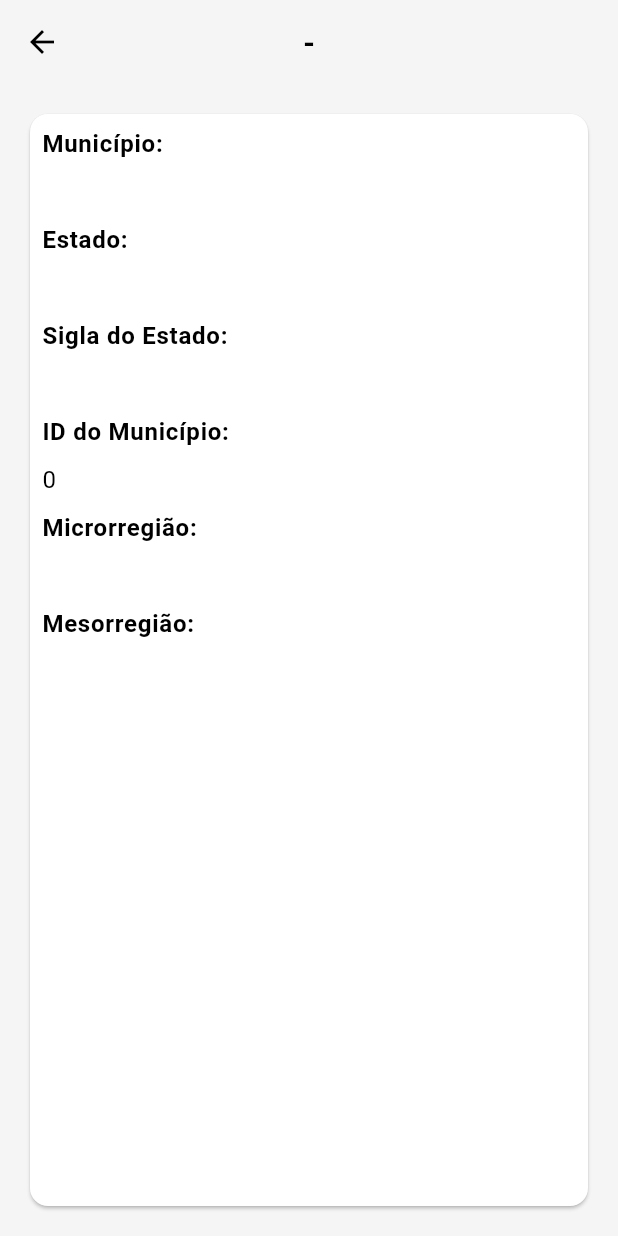
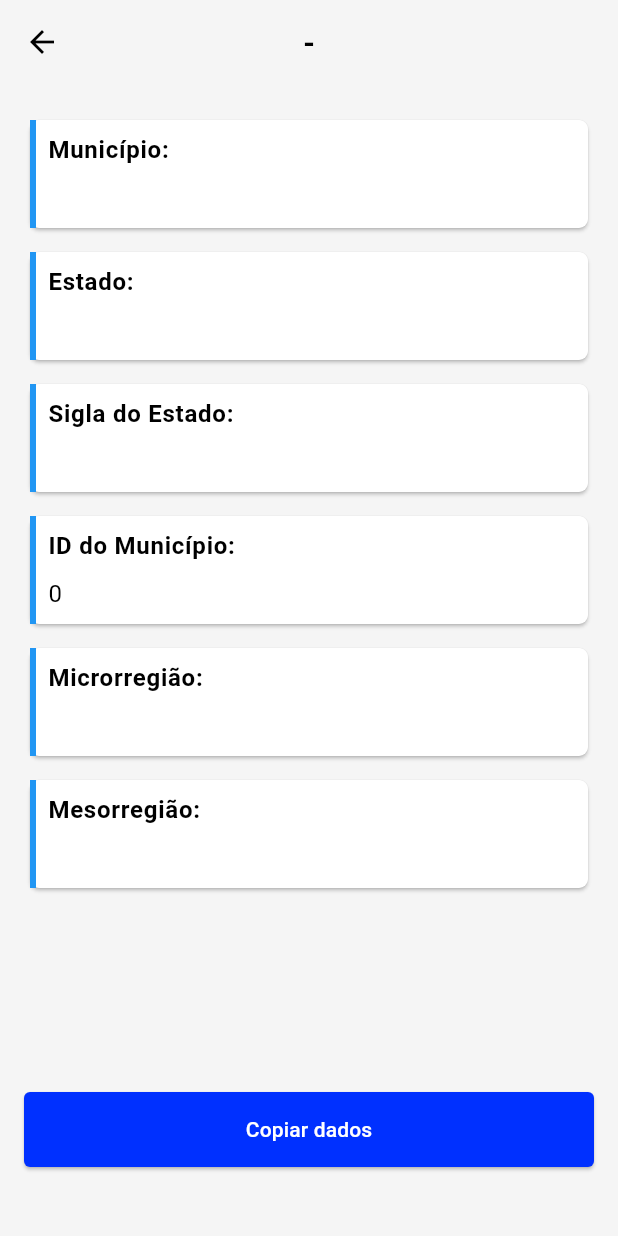
Before and after one commit to lukiinhas1616/cep-test-flutter, a Flutter app: the DistrictDetailsPage screen opened directly with empty values, on a phone screen of 412 x 824 dp. Run offline on Flutter 3.47's test engine with Material 3 defaults, Android fonts, the phone set to English and light mode, and no system bars; our stand-ins replace bloc, dartz, dio, equatable, flutter_bloc, flutter_modular; network calls fail.

Commit message:
refactor: improvements in app structure

```diff
--- a/lib/core/shared/presentation/ui/widgets/vertical_text_with_subtext.dart
+++ /dev/null
@@ -1,37 +0,0 @@
-import 'package:flutter/material.dart';
-import 'package:monetizze_app/core/utils/constants/style_constants.dart';
-
-class VerticalTextWithSubtext extends StatelessWidget {
-  const VerticalTextWithSubtext({
-    super.key,
-    required this.label,
-    required this.value,
-  });
-
-  final String label;
-  final String value;
-
-  @override
-  Widget build(BuildContext context) {
-    return Padding(
-      padding: const EdgeInsets.only(bottom: StyleConstants.kScreenPaddingHalf),
-      child: Column(
-        crossAxisAlignment: CrossAxisAlignment.start,
-        children: [
-          Text(
-            label,
-            style: Theme.of(context).textTheme.bodyLarge!.copyWith(
-                  fontWeight: FontWeight.bold,
-                ),
-          ),
-          const SizedBox(height: 8),
-          Text(
-            value,
-            style: Theme.of(context).textTheme.bodyLarge,
-            maxLines: 2,
-          ),
-        ],
-      ),
-    );
-  }
-}
--- /dev/null
+++ b/lib/core/shared/presentation/ui/widgets/vertical_text_with_subtext_widget.dart
@@ -0,0 +1,59 @@
+import 'package:flutter/material.dart';
+
+import '../../../../utils/constants/style_constants.dart';
+
+class VerticalTextWithSubtextWidget extends StatelessWidget {
+  const VerticalTextWithSubtextWidget({
+    super.key,
+    required this.label,
+    required this.value,
+  });
+
+  final String label;
+  final String value;
+
+  @override
+  Widget build(BuildContext context) {
+    const halfDefaultPadding = StyleConstants.kScreenPaddingHalf;
+    return SizedBox(
+      width: MediaQuery.of(context).size.width,
+      child: Card(
+        shape: RoundedRectangleBorder(
+          borderRadius: BorderRadius.circular(6),
+        ),
+        margin: const EdgeInsets.symmetric(
+          vertical: halfDefaultPadding,
+          horizontal: 4.0,
+        ),
+        child: Container(
+          padding: const EdgeInsets.all(8.0),
+          decoration: BoxDecoration(
+            border: Border(
+              left: BorderSide(
+                color: Theme.of(context).colorScheme.secondary,
+                width: 4.0,
+              ),
+            ),
+          ),
+          child: Column(
+            crossAxisAlignment: CrossAxisAlignment.start,
+            children: [
+              Text(
+                label,
+                style: Theme.of(context).textTheme.bodyLarge!.copyWith(
+                      fontWeight: FontWeight.bold,
+                    ),
+              ),
+              const SizedBox(height: 8),
+              Text(
+                value,
+                style: Theme.of(context).textTheme.bodyLarge,
+                maxLines: 2,
+              ),
+            ],
+          ),
+        ),
+      ),
+    );
+  }
+}
--- a/lib/core/utils/constants/global_state_constants.dart
+++ b/lib/core/utils/constants/global_state_constants.dart
@@ -6,4 +6,5 @@ class GlobalStateConstants {
   static const successfullyGotDataState = 'Dados obtidos com sucesso!';
   static const errorOnGetDataState = 'Erro ao buscar dados!';
   static const processingDataState = 'Processando dados!';
+  static const manyRequestsState = 'Aguarde para tentar novamente!';
 }
--- /dev/null
+++ b/lib/core/utils/theme/app_theme.dart
@@ -0,0 +1,22 @@
+import 'package:flutter/material.dart';
+
+class AppTheme {
+  static get load => ThemeData(
+        primarySwatch: Colors.blue,
+        scaffoldBackgroundColor: Colors.grey.shade100,
+        colorScheme: const ColorScheme.light(
+          primary: Color(0xff0030ff),
+          secondary: Colors.blue,
+          surface: Colors.white,
+        ),
+        textTheme: const TextTheme(
+          titleLarge: TextStyle(
+            fontSize: 20,
+          ),
+        ),
+        snackBarTheme: const SnackBarThemeData(
+          backgroundColor: Colors.blueGrey,
+          contentTextStyle: TextStyle(color: Colors.white),
+        ),
+      );
+}
--- a/lib/modules/district/presentation/controller/blocs/district_bloc.dart
+++ b/lib/modules/district/presentation/controller/blocs/district_bloc.dart
@@ -6,6 +6,7 @@ import 'package:monetizze_app/modules/district/domain/entities/district_entity.d
 import 'package:monetizze_app/modules/district/presentation/controller/events/district_events.dart';
 import 'package:monetizze_app/modules/district/presentation/controller/states/error_on_get_districts_state.dart';
 import 'package:monetizze_app/modules/district/presentation/controller/states/fetching_districts_state.dart';
+import 'package:monetizze_app/modules/district/presentation/controller/states/many_requests_state.dart';
 import 'package:monetizze_app/modules/district/presentation/controller/states/redirecting_to_details_state.dart';
 import 'package:monetizze_app/modules/district/presentation/controller/states/successfully_got_districts_state.dart';
 
@@ -38,6 +39,7 @@ class DistrictBloc extends Bloc<DistrictEvents, AppState>
     final timeSinceLastRefreshInSeconds = timeSinceLastRefresh.inSeconds;
 
     if (_cachedDistricts.isNotEmpty && timeSinceLastRefreshInSeconds < 10) {
+      emit(ManyRequestsState());
       emit(SuccessfullyGotDistrictsState(districts: _cachedDistricts));
       return;
     }
--- a/lib/modules/district/presentation/ui/pages/district_details_page.dart
+++ b/lib/modules/district/presentation/ui/pages/district_details_page.dart
@@ -1,7 +1,8 @@
 import 'package:flutter/material.dart';
+import 'package:flutter/services.dart';
 import 'package:monetizze_app/core/shared/presentation/ui/widgets/appbar_widget.dart';
 
-import '../../../../../core/shared/presentation/ui/widgets/vertical_text_with_subtext.dart';
+import '../../../../../core/shared/presentation/ui/widgets/vertical_text_with_subtext_widget.dart';
 import '../../../../../core/utils/constants/style_constants.dart';
 import '../../../domain/entities/district_entity.dart';
 
@@ -18,40 +19,59 @@ class DistrictDetailsPage extends StatelessWidget {
       ),
       body: Padding(
         padding: const EdgeInsets.all(StyleConstants.kScreenPadding),
-        child: Card(
-          child: Container(
-            width: MediaQuery.of(context).size.width,
-            margin: const EdgeInsets.all(StyleConstants.kScreenPaddingHalf),
-            child: Column(
+        child: Column(
+          children: [
+            Column(
               crossAxisAlignment: CrossAxisAlignment.start,
               children: [
-                VerticalTextWithSubtext(
+                VerticalTextWithSubtextWidget(
                   label: 'Município:',
                   value: district.municipalityName,
                 ),
-                VerticalTextWithSubtext(
+                VerticalTextWithSubtextWidget(
                   label: 'Estado:',
                   value: district.stateName,
                 ),
-                VerticalTextWithSubtext(
+                VerticalTextWithSubtextWidget(
                   label: 'Sigla do Estado:',
                   value: district.stateAcronym,
                 ),
-                VerticalTextWithSubtext(
+                VerticalTextWithSubtextWidget(
                   label: 'ID do Município:',
                   value: district.municipalityId.toString(),
                 ),
-                VerticalTextWithSubtext(
+                VerticalTextWithSubtextWidget(
                   label: 'Microrregião:',
                   value: district.microRegionName,
                 ),
-                VerticalTextWithSubtext(
+                VerticalTextWithSubtextWidget(
                   label: 'Mesorregião:',
                   value: district.mesoRegionName,
                 ),
               ],
             ),
-          ),
+            const Spacer(),
+            SizedBox(
+              width: double.infinity,
+              child: ElevatedButton(
+                style: ElevatedButton.styleFrom(
+                  minimumSize: const Size(double.infinity, 50),
+                  backgroundColor: Theme.of(context).colorScheme.primary,
+                  foregroundColor: Colors.white,
+                  shape: RoundedRectangleBorder(
+                    borderRadius: BorderRadius.circular(4),
+                  ),
+                ),
+                onPressed: () {
+                  Clipboard.setData(
+                    ClipboardData(text: district.municipalityName),
+                  );
+                },
+                child: const Text('Copiar dados'),
+              ),
+            ),
+            const SizedBox(height: 30),
+          ],
         ),
       ),
     );
```
Also changed, not shown: lib/modules/app_widget.dart (+2 -14 lines), lib/modules/district/presentation/controller/states/many_requests_state.dart (added, +17 -0 lines), lib/modules/district/presentation/ui/pages/districts_page.dart (+7 -0 lines), lib/modules/district/presentation/ui/widgets/district_card_widget.dart (+14 -2 lines).
